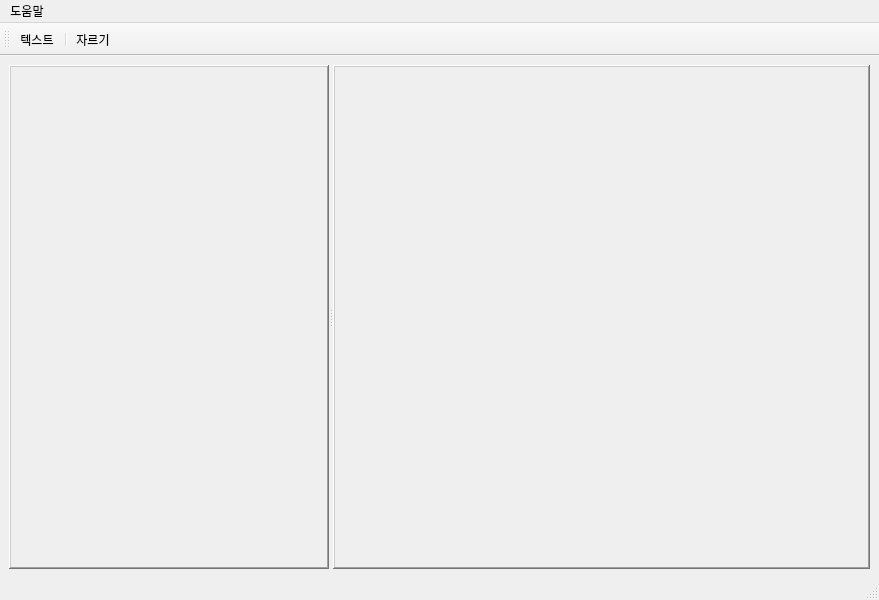
First picture: the form in ImageViewerSW/mainwindow.ui, repository Jeong0809/QT, before the edit.
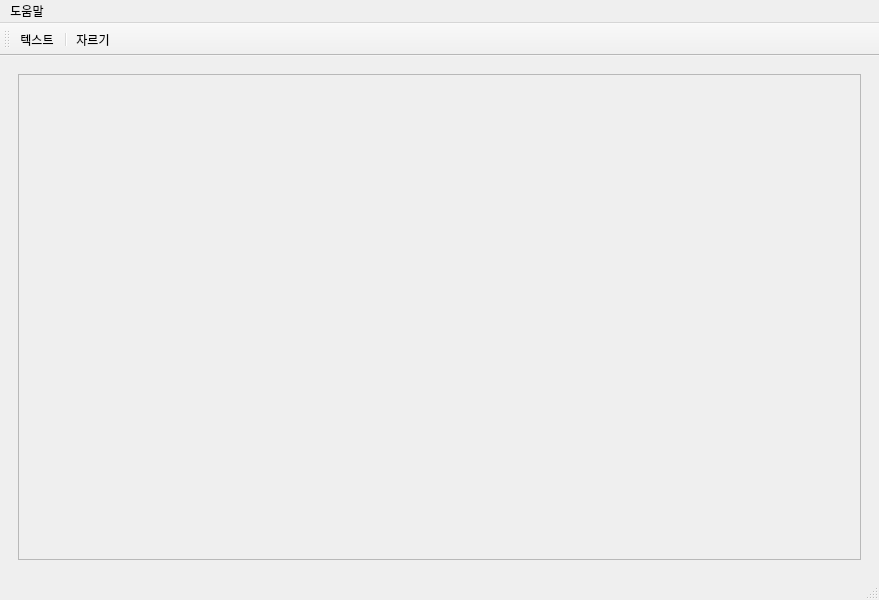
Second picture: the form after the edit. The open tabs and pages were chosen to show the change.

Diff of the .ui file:
```diff
--- a/ImageViewerSW/mainwindow.ui
+++ b/ImageViewerSW/mainwindow.ui
@@ -16,31 +16,56 @@
   <widget class="QWidget" name="centralwidget">
    <layout class="QGridLayout" name="gridLayout">
     <item row="0" column="0">
-     <widget class="QSplitter" name="splitter">
-      <property name="orientation">
-       <enum>Qt::Horizontal</enum>
+     <widget class="QStackedWidget" name="stackedWidget">
+      <property name="frameShape">
+       <enum>QFrame::NoFrame</enum>
       </property>
+      <property name="currentIndex">
+       <number>1</number>
+      </property>
+      <widget class="QWidget" name="page_3">
+       <layout class="QGridLayout" name="gridLayout_2">
+        <item row="0" column="0">
+         <widget class="QFrame" name="frame_3">
+          <property name="frameShape">
+           <enum>QFrame::StyledPanel</enum>
+          </property>
+          <property name="frameShadow">
+           <enum>QFrame::Raised</enum>
+          </property>
+         </widget>
+        </item>
+       </layout>
+      </widget>
+      <widget class="QWidget" name="page_4">
+       <layout class="QGridLayout" name="gridLayout_3">
+        <item row="0" column="0">
       <widget class="QFrame" name="frame">
        <property name="maximumSize">
         <size>
-         <width>320</width>
+            <width>310</width>
          <height>16777215</height>
         </size>
        </property>
        <property name="frameShape">
-        <enum>QFrame::WinPanel</enum>
+           <enum>QFrame::Panel</enum>
        </property>
        <property name="frameShadow">
         <enum>QFrame::Raised</enum>
        </property>
       </widget>
+        </item>
+        <item row="0" column="1">
       <widget class="QFrame" name="frame_2">
        <property name="frameShape">
-        <enum>QFrame::WinPanel</enum>
+           <enum>QFrame::Panel</enum>
        </property>
        <property name="frameShadow">
         <enum>QFrame::Raised</enum>
        </property>
+         </widget>
+        </item>
+       </layout>
       </widget>
      </widget>
     </item>
```
Lines whose indentation alone changed are shown as unchanged.
